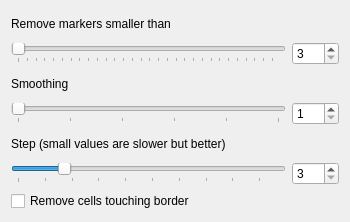
This is views/watershed.ui in tmramalho/bigCellBrotherGUI as Qt 5 draws it before an edit. The edited form follows.
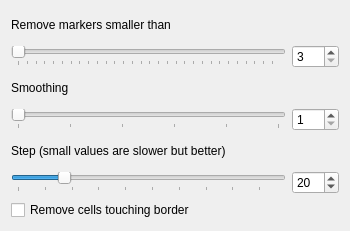
This is the edited form.

Patch:
```diff
--- a/views/watershed.ui
+++ b/views/watershed.ui
@@ -7,7 +7,7 @@
     <x>0</x>
     <y>0</y>
     <width>350</width>
-    <height>222</height>
+    <height>231</height>
    </rect>
   </property>
   <property name="sizePolicy">
@@ -159,6 +159,9 @@
        <property name="maximum">
         <number>100</number>
        </property>
+       <property name="value">
+        <number>20</number>
+       </property>
       </widget>
      </item>
     </layout>
```
